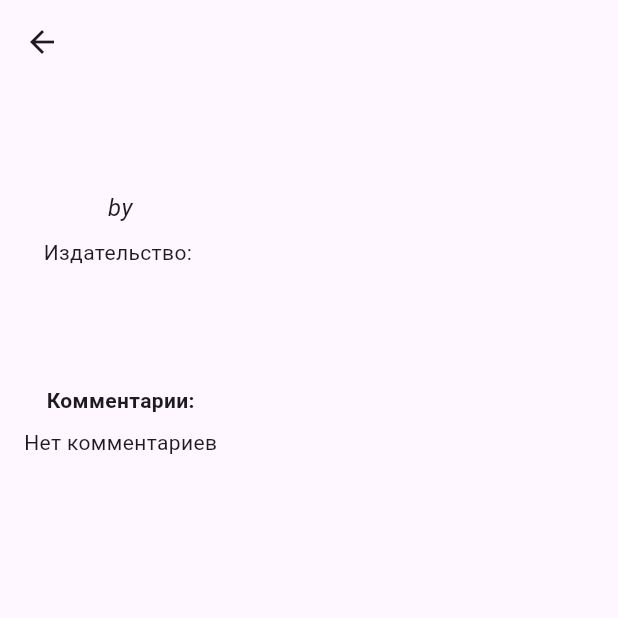
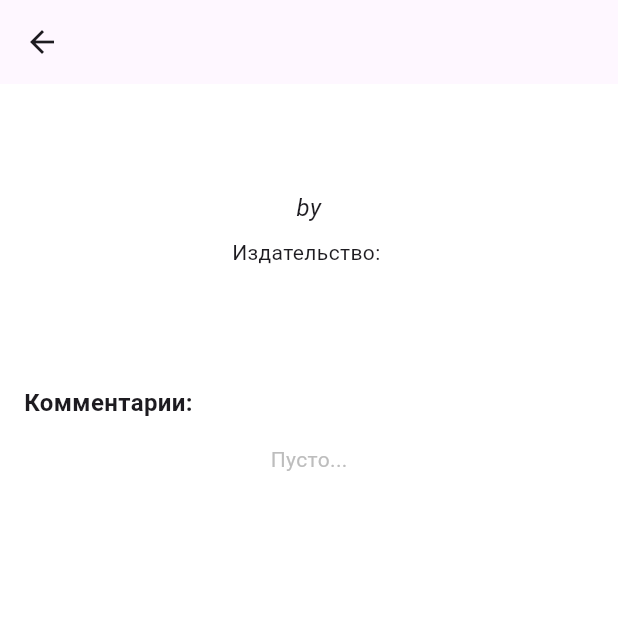
Before and after one commit to animorphix/books_mobile, a Flutter app: the NytBookDetailsScreen screen opened directly with empty values, on a phone screen of 412 x 824 dp, the top half of it. Run offline on Flutter 3.47's test engine with Material 3 defaults, Android fonts, the phone set to English and light mode, and no system bars; our stand-ins replace dropdown_button2, flutter_riverpod, shared_preferences; accounts and stored records are empty; network calls fail.

Commit message:
feat: new book details screen, new auth logic, pfp, comments update

```diff
--- a/lib/main.dart
+++ b/lib/main.dart
@@ -2,6 +2,7 @@ import 'package:flutter/material.dart';
 import 'package:flutter_books_app/screens/home_screen.dart';
 import 'package:flutter_books_app/screens/library_screen.dart';
 import 'package:flutter_books_app/screens/login_screen.dart';
+import 'package:flutter_books_app/screens/profile_screen.dart';
 import 'package:flutter_books_app/screens/signup_screen.dart';
 import 'package:flutter_books_app/services/nyt/nyt_list_screen.dart';
 import 'package:flutter_riverpod/flutter_riverpod.dart';
@@ -19,6 +20,7 @@ class MyApp extends StatelessWidget {
       title: 'Flutter Books App',
       theme: ThemeData(
         primarySwatch: Colors.blue,
+        scaffoldBackgroundColor: Colors.white,
       ),
       initialRoute: '/login',
       routes: {
@@ -27,6 +29,7 @@ class MyApp extends StatelessWidget {
         '/home': (context) => const HomeScreen(),
         '/library': (context) => const LibraryScreen(),
         '/nyt_books': (context) => const NytBooksListScreen(),
+        '/profile': (context) => const ProfileScreen(),
       },
     );
   }
--- a/lib/providers/auth_provider.dart
+++ b/lib/providers/auth_provider.dart
@@ -59,7 +59,7 @@ class AuthNotifier extends StateNotifier<AuthState> {
       } else {
         state = state.copyWith(
           isLoading: false,
-          error: 'Ошибка регистрации: ${response.statusCode}',
+          error: 'Ошибка регистрации: ${response.body}',
         );
       }
     } catch (e) {
@@ -85,7 +85,7 @@ class AuthNotifier extends StateNotifier<AuthState> {
       } else {
         state = state.copyWith(
           isLoading: false,
-          error: 'Ошибка входа: ${response.statusCode}',
+          error: 'Ошибка входа: ${response.body}',
         );
       }
     } catch (e) {
@@ -109,7 +109,7 @@ class AuthNotifier extends StateNotifier<AuthState> {
       } else {
         state = state.copyWith(
           isLoading: false,
-          error: 'Ошибка выхода: ${response.statusCode}',
+          error: 'Ошибка выхода: ${response.body}',
         );
       }
     } catch (e) {
--- a/lib/services/nyt/nyt_book_details_screen.dart
+++ b/lib/services/nyt/nyt_book_details_screen.dart
@@ -1,3 +1,6 @@
+import 'dart:developer';
+
+import 'package:dropdown_button2/dropdown_button2.dart';
 import 'package:flutter/material.dart';
 import 'package:flutter_books_app/providers/auth_provider.dart';
 import 'package:flutter_books_app/providers/book_comments_provider.dart';
@@ -16,7 +19,7 @@ class NytBookDetailsScreen extends ConsumerStatefulWidget {
 }
 
 class _NytBookDetailsScreenState extends ConsumerState<NytBookDetailsScreen> {
-  final List<String> _possibleStatuses = ['not read', 'reading', 'read'];
+  final List<String> _possibleStatuses = ['хочу прочитать', 'читаю', 'прочитал'];
   String? _currentStatus;
   int? _readingStatusId;
   final _commentController = TextEditingController();
@@ -32,7 +35,7 @@ class _NytBookDetailsScreenState extends ConsumerState<NytBookDetailsScreen> {
 
     WidgetsBinding.instance.addPostFrameCallback((_) {
       _loadStatus();
-      ref.read(commentProvider.notifier).fetchComments();
+      ref.refresh(commentProvider.notifier).fetchBookComments(_isbnForStatus);
     });
   }
 
@@ -48,6 +51,9 @@ class _NytBookDetailsScreenState extends ConsumerState<NytBookDetailsScreen> {
       );
       _readingStatusId = found.id;
       _currentStatus = found.status;
+    } catch (e) {
+      _currentStatus = null;
+      log(e.toString());
     } finally {
       setState(() => _isLoadingStatus = false);
     }
@@ -83,8 +89,7 @@ class _NytBookDetailsScreenState extends ConsumerState<NytBookDetailsScreen> {
     final authState = ref.watch(authProvider);
 
     final commentsState = ref.watch(commentProvider);
-    final myComments =
-        commentsState.comments.where((c) => c.isbn == _isbnForStatus).toList();
+    final myComments = commentsState.bookComments;
 
     return Scaffold(
       appBar: AppBar(
@@ -124,56 +129,107 @@ class _NytBookDetailsScreenState extends ConsumerState<NytBookDetailsScreen> {
             ),
             const SizedBox(height: 16),
             if (authState.token != null) ...[
+              Row(
+                children: [
                   const Text(
-                'Мой статус чтения:',
-                style: TextStyle(fontWeight: FontWeight.bold),
+                    'Статус:',
+                    style: TextStyle(fontWeight: FontWeight.bold, fontSize: 16),
                   ),
-              const SizedBox(height: 8),
-              if (_isLoadingStatus)
-                const CircularProgressIndicator()
-              else
-                DropdownButton<String>(
+                  const SizedBox(width: 8),
+                  _isLoadingStatus
+                      ? const CircularProgressIndicator()
+                      : Container(
+                          height: 40,
+                          padding: EdgeInsets.all(5.0),
+                          decoration: BoxDecoration(
+                            borderRadius: BorderRadius.circular(16.0),
+                            border: Border.all(
+                              color: Colors.grey,
+                              style: BorderStyle.solid,
+                              width: 0.80,
+                            ),
+                          ),
+                          child: DropdownButtonHideUnderline(
+                            child: DropdownButton2(
+                              dropdownStyleData: DropdownStyleData(
+                                decoration: BoxDecoration(
+                                  borderRadius: BorderRadius.circular(16.0),
+                                ),
+                              ),
+                              style: const TextStyle(
+                                fontSize: 16,
+                                color: Colors.grey,
+                              ),
                               value: _currentStatus,
                               hint: const Text('Выберите статус'),
                               items: _possibleStatuses.map((st) {
-                    return DropdownMenuItem(value: st, child: Text(st));
+                                return DropdownMenuItem(
+                                    value: st, child: Text(st));
                               }).toList(),
                               onChanged: _onStatusChanged,
+                            ),
+                          ),
+                        ),
+                ],
               ),
             ],
 
             const SizedBox(height: 24),
             if (commentsState.isLoading) const LinearProgressIndicator(),
-            const Text(
+            Align(
+              alignment: Alignment.centerLeft,
+              child: const Text(
                 'Комментарии:',
-              style: TextStyle(fontWeight: FontWeight.bold),
+                style: TextStyle(fontWeight: FontWeight.bold, fontSize: 16, ),
               ),
-            const SizedBox(height: 8),
+            ),
+            const SizedBox(height: 16),
 
-            if (myComments.isEmpty) const Text('Нет комментариев'),
-            for (final c in myComments)
-              ListTile(
-                title: Text(c.userId.toString()),
+            if (myComments?.isEmpty ?? true) Text('Пусто...', style: TextStyle(color: Colors.grey.shade400),),
+            for (final c in myComments ?? [])
+
+
+                    Padding(
+                      padding: const EdgeInsets.all(8.0),
+                      child: ListTile(
+
+                        leading: const CircleAvatar(),
+                        iconColor: Colors.grey,
+                        shape: RoundedRectangleBorder(borderRadius: BorderRadius.circular(16)),
+                        tileColor: Colors.grey.shade100,
+                        title: Text(c.isFromCurrentUser ? 'Я' : c.user_email.toString()),
                         subtitle: Text(c.content),
                         // Если хотим дать возможность редактировать — придётся делать кнопки
                         // trailing: IconButton(... update/delete ...),
+                      ),
                     ),
 
             // Форма отправки нового комментария
             if (authState.token != null) ...[
               const SizedBox(height: 16),
-              TextField(
+              Row(
+                mainAxisAlignment: MainAxisAlignment.spaceEvenly,
+                children: [
+                  const SizedBox(width: 16),
+                  Flexible(
+                    child: TextField(
                       controller: _commentController,
-                decoration: const InputDecoration(
+                      decoration: InputDecoration(
                         hintText: 'Оставьте комментарий...',
-                  border: OutlineInputBorder(),
+                        border: OutlineInputBorder(
+                            borderRadius: BorderRadius.circular(20)),
                       ),
-                maxLines: null,
+                      //maxLines: null,
                     ),
-              const SizedBox(height: 8),
-              ElevatedButton(
+                  ),
+                  Padding(
+                    padding: const EdgeInsets.fromLTRB(8.0, 0, 0, 0),
+                    child: IconButton(
                       onPressed: _sendComment,
-                child: const Text('Отправить'),
+                      icon: const Icon(Icons.send_rounded),
+                    ),
+                  ),
+                ],
               ),
             ]
           ],
--- a/pubspec.yaml
+++ b/pubspec.yaml
@@ -12,6 +12,7 @@ dependencies:
   http: ^0.13.6
   flutter_riverpod: ^2.0.0
   shared_preferences: ^2.0.17
+  dropdown_button2: ^2.3.9
 
 dev_dependencies:
   flutter_test:
```
Also changed, not shown: lib/providers/book_comments_provider.dart (+43 -10 lines), lib/screens/home_screen.dart (+17 -12 lines), lib/screens/login_screen.dart (+24 -4 lines), lib/screens/profile_screen.dart (added, +76 -0 lines), lib/screens/signup_screen.dart (+22 -2 lines), lib/services/book_comment_service.dart (+21 -1 lines), pubspec.lock. Lines whose indentation alone changed are shown as unchanged.
